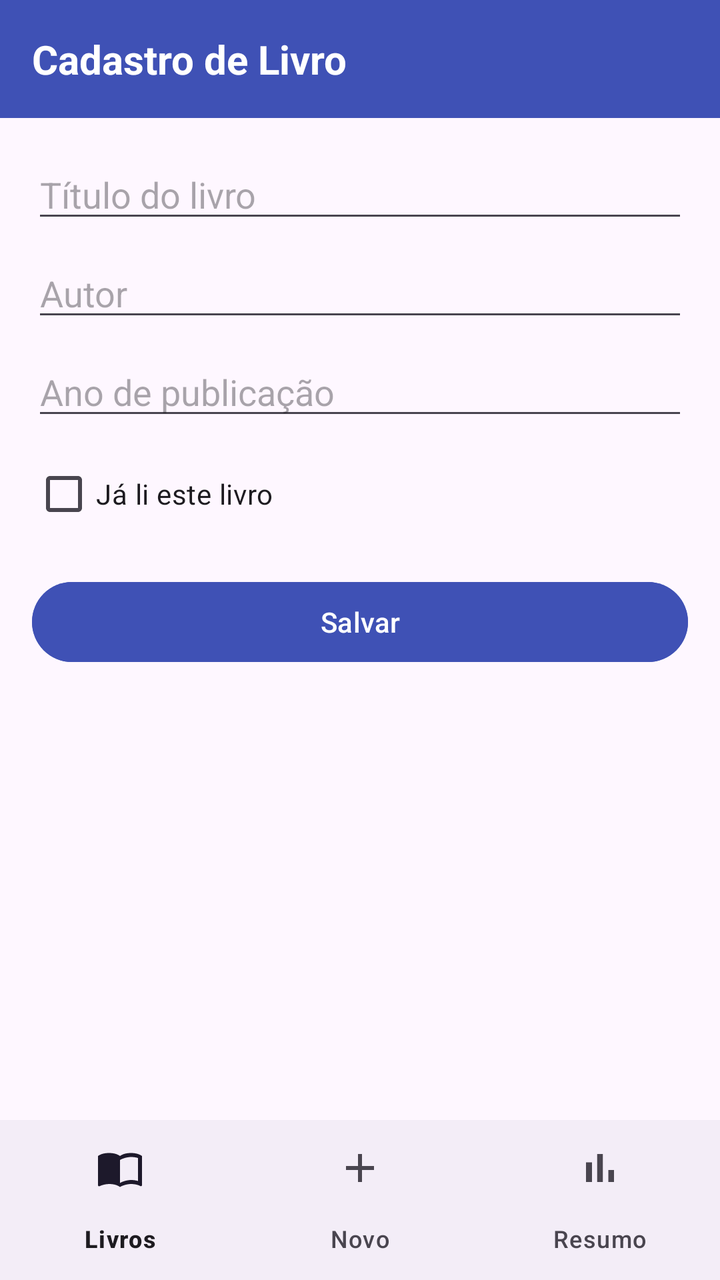
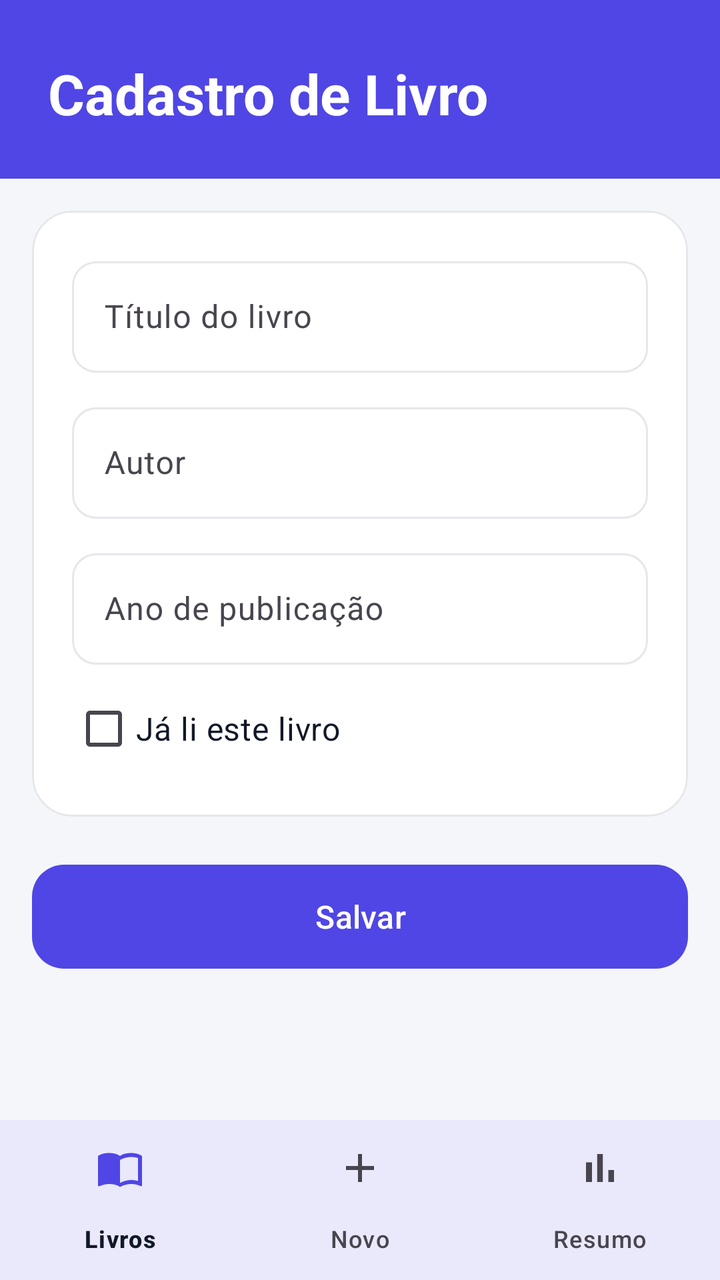

An Android layout rendered at two revisions. The XML below is the earlier revision; the diff shows what the commit changed to produce the second picture.
<!-- AndroidManifest.xml: application theme Theme.BibliotecaPessoal -->
<!-- res/layout/activity_cadastro_livro.xml -->
<?xml version="1.0" encoding="utf-8"?>
<androidx.constraintlayout.widget.ConstraintLayout xmlns:android="http://schemas.android.com/apk/res/android"
    xmlns:app="http://schemas.android.com/apk/res-auto"
    xmlns:tools="http://schemas.android.com/tools"
    android:id="@+id/main"
    android:layout_width="match_parent"
    android:layout_height="match_parent"
    tools:context=".CadastroLivroActivity">

    
    <TextView
        android:id="@+id/txtCabecalho"
        android:layout_width="0dp"
        android:layout_height="wrap_content"
        android:background="@color/cor_primaria"
        android:padding="16dp"
        android:text="@string/titulo_cadastro"
        android:textColor="@color/cor_texto_cabecalho"
        android:textSize="20sp"
        android:textStyle="bold"
        app:layout_constraintEnd_toEndOf="parent"
        app:layout_constraintStart_toStartOf="parent"
        app:layout_constraintTop_toTopOf="parent" />

    <EditText
        android:id="@+id/edtTitulo"
        android:layout_width="0dp"
        android:layout_height="wrap_content"
        android:layout_marginStart="16dp"
        android:layout_marginTop="16dp"
        android:layout_marginEnd="16dp"
        android:autofillHints=""
        android:hint="@string/hint_titulo"
        android:inputType="textCapSentences"
        app:layout_constraintEnd_toEndOf="parent"
        app:layout_constraintStart_toStartOf="parent"
        app:layout_constraintTop_toBottomOf="@id/txtCabecalho" />

    <EditText
        android:id="@+id/edtAutor"
        android:layout_width="0dp"
        android:layout_height="wrap_content"
        android:layout_marginStart="16dp"
        android:layout_marginTop="8dp"
        android:layout_marginEnd="16dp"
        android:autofillHints=""
        android:hint="@string/hint_autor"
        android:inputType="textPersonName|textCapWords"
        app:layout_constraintEnd_toEndOf="parent"
        app:layout_constraintStart_toStartOf="parent"
        app:layout_constraintTop_toBottomOf="@id/edtTitulo" />

    
    <EditText
        android:id="@+id/edtAno"
        android:layout_width="0dp"
        android:layout_height="wrap_content"
        android:layout_marginStart="16dp"
        android:layout_marginTop="8dp"
        android:layout_marginEnd="16dp"
        android:autofillHints=""
        android:hint="@string/hint_ano"
        android:inputType="number"
        android:maxLength="4"
        app:layout_constraintEnd_toEndOf="parent"
        app:layout_constraintStart_toStartOf="parent"
        app:layout_constraintTop_toBottomOf="@id/edtAutor" />

    <CheckBox
        android:id="@+id/chkLido"
        android:layout_width="wrap_content"
        android:layout_height="wrap_content"
        android:layout_marginStart="16dp"
        android:layout_marginTop="8dp"
        android:text="@string/check_lido"
        app:layout_constraintStart_toStartOf="parent"
        app:layout_constraintTop_toBottomOf="@id/edtAno" />

    <Button
        android:id="@+id/btnSalvar"
        android:layout_width="0dp"
        android:layout_height="wrap_content"
        android:layout_marginStart="16dp"
        android:layout_marginTop="16dp"
        android:layout_marginEnd="16dp"
        android:backgroundTint="@color/cor_primaria"
        android:text="@string/btn_salvar"
        android:textColor="@color/cor_texto_cabecalho"
        app:layout_constraintEnd_toEndOf="parent"
        app:layout_constraintStart_toStartOf="parent"
        app:layout_constraintTop_toBottomOf="@id/chkLido" />

    
    <com.google.android.material.bottomnavigation.BottomNavigationView
        android:id="@+id/bottomNav"
        android:layout_width="0dp"
        android:layout_height="wrap_content"
        app:layout_constraintBottom_toBottomOf="parent"
        app:layout_constraintEnd_toEndOf="parent"
        app:layout_constraintStart_toStartOf="parent"
        app:menu="@menu/menu_bottom" />

</androidx.constraintlayout.widget.ConstraintLayout>
<!-- resources referenced by this layout -->
<resources>
  <color name="cor_primaria">#3F51B5</color>
  <color name="cor_texto_cabecalho">#FFFFFF</color>
  <string name="btn_salvar">Salvar</string>
  <string name="check_lido">Já li este livro</string>
  <string name="hint_ano">Ano de publicação</string>
  <string name="hint_autor">Autor</string>
  <string name="hint_titulo">Título do livro</string>
  <string name="titulo_cadastro">Cadastro de Livro</string>
  <style name="Theme.BibliotecaPessoal" parent="Base.Theme.BibliotecaPessoal" />
  <style name="Base.Theme.BibliotecaPessoal" parent="Theme.Material3.DayNight.NoActionBar">
          
          
      </style>
</resources>

<!-- the commit's change to res/layout/activity_cadastro_livro.xml (unified diff, before → after) -->
@@ -5,6 +5,7 @@
     android:id="@+id/main"
     android:layout_width="match_parent"
     android:layout_height="match_parent"
+    android:background="@color/cor_fundo"
     tools:context=".CadastroLivroActivity">
 
     
@@ -13,88 +14,133 @@
         android:layout_width="0dp"
         android:layout_height="wrap_content"
         android:background="@color/cor_primaria"
-        android:padding="16dp"
+        android:paddingStart="24dp"
+        android:paddingTop="28dp"
+        android:paddingEnd="24dp"
+        android:paddingBottom="24dp"
         android:text="@string/titulo_cadastro"
         android:textColor="@color/cor_texto_cabecalho"
-        android:textSize="20sp"
+        android:textSize="28sp"
         android:textStyle="bold"
         app:layout_constraintEnd_toEndOf="parent"
         app:layout_constraintStart_toStartOf="parent"
         app:layout_constraintTop_toTopOf="parent" />
 
-    <EditText
-        android:id="@+id/edtTitulo"
+    
+    <ScrollView
         android:layout_width="0dp"
-        android:layout_height="wrap_content"
-        android:layout_marginStart="16dp"
-        android:layout_marginTop="16dp"
-        android:layout_marginEnd="16dp"
-        android:autofillHints=""
-        android:hint="@string/hint_titulo"
-        android:inputType="textCapSentences"
+        android:layout_height="0dp"
+        app:layout_constraintBottom_toTopOf="@id/bottomNav"
         app:layout_constraintEnd_toEndOf="parent"
         app:layout_constraintStart_toStartOf="parent"
-        app:layout_constraintTop_toBottomOf="@id/txtCabecalho" />
+        app:layout_constraintTop_toBottomOf="@id/txtCabecalho">
 
-    <EditText
-        android:id="@+id/edtAutor"
-        android:layout_width="0dp"
-        android:layout_height="wrap_content"
-        android:layout_marginStart="16dp"
-        android:layout_marginTop="8dp"
-        android:layout_marginEnd="16dp"
-        android:autofillHints=""
-        android:hint="@string/hint_autor"
-        android:inputType="textPersonName|textCapWords"
-        app:layout_constraintEnd_toEndOf="parent"
-        app:layout_constraintStart_toStartOf="parent"
-        app:layout_constraintTop_toBottomOf="@id/edtTitulo" />
+        <LinearLayout
+            android:layout_width="match_parent"
+            android:layout_height="wrap_content"
+            android:orientation="vertical"
+            android:padding="16dp">
 
-    
-    <EditText
-        android:id="@+id/edtAno"
-        android:layout_width="0dp"
-        android:layout_height="wrap_content"
-        android:layout_marginStart="16dp"
-        android:layout_marginTop="8dp"
-        android:layout_marginEnd="16dp"
-        android:autofillHints=""
-        android:hint="@string/hint_ano"
-        android:inputType="number"
-        android:maxLength="4"
-        app:layout_constraintEnd_toEndOf="parent"
-        app:layout_constraintStart_toStartOf="parent"
-        app:layout_constraintTop_toBottomOf="@id/edtAutor" />
+            <com.google.android.material.card.MaterialCardView
+                android:layout_width="match_parent"
+                android:layout_height="wrap_content"
+                app:cardBackgroundColor="@color/cor_superficie"
+                app:cardCornerRadius="20dp"
+                app:cardElevation="0dp"
+                app:strokeColor="@color/cor_divisor"
+                app:strokeWidth="1dp">
 
-    <CheckBox
-        android:id="@+id/chkLido"
-        android:layout_width="wrap_content"
-        android:layout_height="wrap_content"
-        android:layout_marginStart="16dp"
-        android:layout_marginTop="8dp"
-        android:text="@string/check_lido"
-        app:layout_constraintStart_toStartOf="parent"
-        app:layout_constraintTop_toBottomOf="@id/edtAno" />
+                <LinearLayout
+                    android:layout_width="match_parent"
+                    android:layout_height="wrap_content"
+                    android:orientation="vertical"
+                    android:padding="20dp">
 
-    <Button
-        android:id="@+id/btnSalvar"
-        android:layout_width="0dp"
-        android:layout_height="wrap_content"
-        android:layout_marginStart="16dp"
-        android:layout_marginTop="16dp"
-        android:layout_marginEnd="16dp"
-        android:backgroundTint="@color/cor_primaria"
-        android:text="@string/btn_salvar"
-        android:textColor="@color/cor_texto_cabecalho"
-        app:layout_constraintEnd_toEndOf="parent"
-        app:layout_constraintStart_toStartOf="parent"
-        app:layout_constraintTop_toBottomOf="@id/chkLido" />
+                    <com.google.android.material.textfield.TextInputLayout
+                        style="@style/Widget.Material3.TextInputLayout.OutlinedBox"
+                        android:layout_width="match_parent"
+                        android:layout_height="wrap_content"
+                        android:hint="@string/hint_titulo"
+                        app:boxCornerRadiusBottomEnd="12dp"
+                        app:boxCornerRadiusBottomStart="12dp"
+                        app:boxCornerRadiusTopEnd="12dp"
+                        app:boxCornerRadiusTopStart="12dp">
+
+                        <com.google.android.material.textfield.TextInputEditText
+                            android:id="@+id/edtTitulo"
+                            android:layout_width="match_parent"
+                            android:layout_height="wrap_content"
+                            android:inputType="textCapSentences" />
+                    </com.google.android.material.textfield.TextInputLayout>
+
+                    <com.google.android.material.textfield.TextInputLayout
+                        style="@style/Widget.Material3.TextInputLayout.OutlinedBox"
+                        android:layout_width="match_parent"
+                        android:layout_height="wrap_content"
+                        android:layout_marginTop="12dp"
+                        android:hint="@string/hint_autor"
+                        app:boxCornerRadiusBottomEnd="12dp"
+                        app:boxCornerRadiusBottomStart="12dp"
+                        app:boxCornerRadiusTopEnd="12dp"
+                        app:boxCornerRadiusTopStart="12dp">
+
+                        <com.google.android.material.textfield.TextInputEditText
+                            android:id="@+id/edtAutor"
+                            android:layout_width="match_parent"
+                            android:layout_height="wrap_content"
+                            android:inputType="textPersonName|textCapWords" />
+                    </com.google.android.material.textfield.TextInputLayout>
+
+                    
+                    <com.google.android.material.textfield.TextInputLayout
+                        style="@style/Widget.Material3.TextInputLayout.OutlinedBox"
+                        android:layout_width="match_parent"
+                        android:layout_height="wrap_content"
+                        android:layout_marginTop="12dp"
+                        android:hint="@string/hint_ano"
+                        app:boxCornerRadiusBottomEnd="12dp"
+                        app:boxCornerRadiusBottomStart="12dp"
+                        app:boxCornerRadiusTopEnd="12dp"
+                        app:boxCornerRadiusTopStart="12dp">
+
+                        <com.google.android.material.textfield.TextInputEditText
+                            android:id="@+id/edtAno"
+                            android:layout_width="match_parent"
+                            android:layout_height="wrap_content"
+                            android:inputType="number"
+                            android:maxLength="4" />
+                    </com.google.android.material.textfield.TextInputLayout>
+
+                    <CheckBox
+                        android:id="@+id/chkLido"
+                        android:layout_width="wrap_content"
+                        android:layout_height="wrap_content"
+                        android:layout_marginTop="8dp"
+                        android:text="@string/check_lido"
+                        android:textColor="@color/cor_texto_primario"
+                        android:textSize="16sp" />
+                </LinearLayout>
+            </com.google.android.material.card.MaterialCardView>
+
+            <com.google.android.material.button.MaterialButton
+                android:id="@+id/btnSalvar"
+                android:layout_width="match_parent"
+                android:layout_height="60dp"
+                android:layout_marginTop="20dp"
+                android:text="@string/btn_salvar"
+                android:textSize="16sp"
+                app:backgroundTint="@color/cor_primaria"
+                app:cornerRadius="16dp" />
+        </LinearLayout>
+    </ScrollView>
 
     
     <com.google.android.material.bottomnavigation.BottomNavigationView
         android:id="@+id/bottomNav"
         android:layout_width="0dp"
         android:layout_height="wrap_content"
+        android:background="@color/cor_superficie"
+        app:elevation="8dp"
         app:layout_constraintBottom_toBottomOf="parent"
         app:layout_constraintEnd_toEndOf="parent"
         app:layout_constraintStart_toStartOf="parent"
<!-- resource entries referenced after the edit -->
@@ -1,7 +1,11 @@
 <!-- resources referenced by this layout -->
 <resources>
-  <color name="cor_primaria">#3F51B5</color>
+  <color name="cor_divisor">#E5E7EB</color>
+  <color name="cor_fundo">#F5F6FA</color>
+  <color name="cor_primaria">#4F46E5</color>
+  <color name="cor_superficie">#FFFFFF</color>
   <color name="cor_texto_cabecalho">#FFFFFF</color>
+  <color name="cor_texto_primario">#111827</color>
   <string name="btn_salvar">Salvar</string>
   <string name="check_lido">Já li este livro</string>
   <string name="hint_ano">Ano de publicação</string>
@@ -9,9 +13,20 @@
   <string name="hint_titulo">Título do livro</string>
   <string name="titulo_cadastro">Cadastro de Livro</string>
   <style name="Theme.BibliotecaPessoal" parent="Base.Theme.BibliotecaPessoal" />
-  <style name="Base.Theme.BibliotecaPessoal" parent="Theme.Material3.DayNight.NoActionBar">
+  <style name="Base.Theme.BibliotecaPessoal" parent="Theme.Material3.Light.NoActionBar">
+          <item name="colorPrimary">@color/cor_primaria</item>
+          <item name="colorOnPrimary">@color/cor_texto_cabecalho</item>
+          <item name="colorPrimaryContainer">@color/cor_primaria_clara</item>
+          <item name="colorOnPrimaryContainer">@color/cor_primaria</item>
           
-          
+          <item name="colorSecondaryContainer">@color/cor_primaria_clara</item>
+          <item name="colorOnSecondaryContainer">@color/cor_primaria</item>
+          <item name="colorSurface">@color/cor_superficie</item>
+          <item name="colorOnSurface">@color/cor_texto_primario</item>
+          <item name="colorOutline">@color/cor_divisor</item>
+          <item name="android:colorBackground">@color/cor_fundo</item>
+          <item name="android:windowBackground">@color/cor_fundo</item>
       </style>
+  <color name="cor_primaria_clara">#E0E7FF</color>
 </resources>
 
